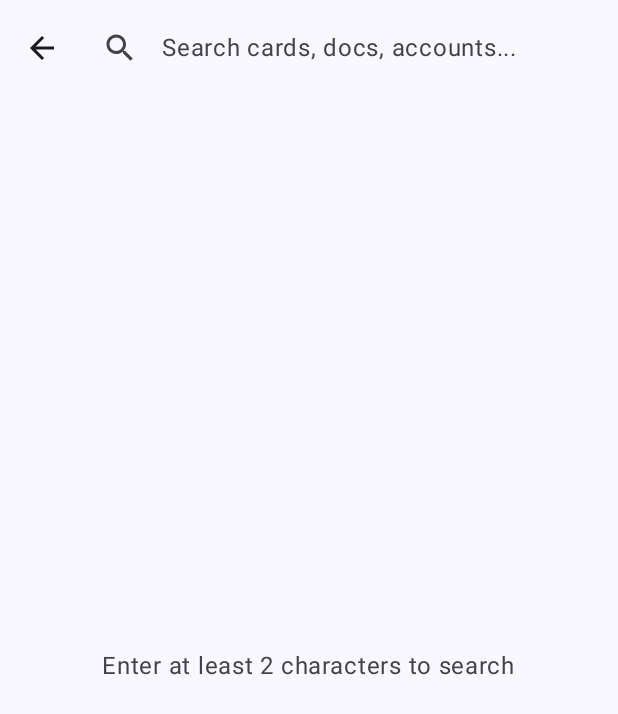
After one commit to evijayan2/CardKeeper, an Android app built with Jetpack Compose: the SearchScreen screen opened through its navigation route, on a phone screen of 412 x 824 dp. The commit adds this screen. Shown: the top 714 px of the screen. Run offline under Robolectric (Android 15) with nearby library versions, the phone set to English and light mode, and no system bars; pictures from the network do not load.

Commit message:
feat: Implement global search functionality across financial accounts, identity documents, and passports.

```diff
--- a/app/src/main/java/com/vijay/cardkeeper/data/dao/FinancialAccountDao.kt
+++ b/app/src/main/java/com/vijay/cardkeeper/data/dao/FinancialAccountDao.kt
@@ -25,4 +25,13 @@ interface FinancialAccountDao {
 
     @Delete
     suspend fun deleteAccount(account: FinancialAccount)
+
+    @Query("""
+        SELECT * FROM financial_accounts
+        WHERE institutionName LIKE '%' || :query || '%'
+        OR accountName LIKE '%' || :query || '%'
+        OR holderName LIKE '%' || :query || '%'
+        OR number LIKE '%' || :query || '%'
+    """)
+    fun searchAccounts(query: String): Flow<List<FinancialAccount>>
 }
--- a/app/src/main/java/com/vijay/cardkeeper/data/dao/IdentityDocumentDao.kt
+++ b/app/src/main/java/com/vijay/cardkeeper/data/dao/IdentityDocumentDao.kt
@@ -30,4 +30,12 @@ interface IdentityDocumentDao {
 
     @Delete
     suspend fun deleteDocument(doc: IdentityDocument)
+
+    @Query("""
+        SELECT * FROM identity_documents
+        WHERE holderName LIKE '%' || :query || '%'
+        OR docNumber LIKE '%' || :query || '%'
+        OR issuingAuthority LIKE '%' || :query || '%'
+    """)
+    fun searchDocuments(query: String): Flow<List<IdentityDocument>>
 }
--- a/app/src/main/java/com/vijay/cardkeeper/data/dao/PassportDao.kt
+++ b/app/src/main/java/com/vijay/cardkeeper/data/dao/PassportDao.kt
@@ -15,4 +15,12 @@ interface PassportDao {
     @Query("SELECT * FROM passports WHERE id = :id") fun getPassport(id: Int): Flow<Passport>
 
     @Query("SELECT * FROM passports ORDER BY id DESC") fun getAllPassports(): Flow<List<Passport>>
+
+    @Query("""
+        SELECT * FROM passports
+        WHERE passportNumber LIKE '%' || :query || '%'
+        OR surname LIKE '%' || :query || '%'
+        OR givenNames LIKE '%' || :query || '%'
+    """)
+    fun searchPassports(query: String): Flow<List<Passport>>
 }
--- a/app/src/main/java/com/vijay/cardkeeper/data/repository/FinancialRepository.kt
+++ b/app/src/main/java/com/vijay/cardkeeper/data/repository/FinancialRepository.kt
@@ -23,4 +23,8 @@ class FinancialRepository(private val accountDao: FinancialAccountDao) {
     suspend fun deleteAccount(account: FinancialAccount) {
         accountDao.deleteAccount(account)
     }
+
+    fun searchAccounts(query: String): Flow<List<FinancialAccount>> {
+        return accountDao.searchAccounts(query)
+    }
 }
--- a/app/src/main/java/com/vijay/cardkeeper/data/repository/IdentityRepository.kt
+++ b/app/src/main/java/com/vijay/cardkeeper/data/repository/IdentityRepository.kt
@@ -27,4 +27,8 @@ class IdentityRepository(private val identityDao: IdentityDocumentDao) {
     suspend fun deleteDocument(doc: IdentityDocument) {
         identityDao.deleteDocument(doc)
     }
+
+    fun searchDocuments(query: String): Flow<List<IdentityDocument>> {
+        return identityDao.searchDocuments(query)
+    }
 }
--- a/app/src/main/java/com/vijay/cardkeeper/data/repository/PassportRepository.kt
+++ b/app/src/main/java/com/vijay/cardkeeper/data/repository/PassportRepository.kt
@@ -20,4 +20,8 @@ class PassportRepository(private val passportDao: PassportDao) {
     suspend fun delete(passport: Passport) {
         passportDao.delete(passport)
     }
+
+    fun searchPassports(query: String): Flow<List<Passport>> {
+        return passportDao.searchPassports(query)
+    }
 }
--- a/app/src/main/java/com/vijay/cardkeeper/di/AppContainer.kt
+++ b/app/src/main/java/com/vijay/cardkeeper/di/AppContainer.kt
@@ -4,12 +4,14 @@ import android.content.Context
 import com.vijay.cardkeeper.data.AppDatabase
 import com.vijay.cardkeeper.data.repository.FinancialRepository
 import com.vijay.cardkeeper.data.repository.IdentityRepository
+import com.vijay.cardkeeper.data.repository.SearchRepository
 
 /** AppContainer for manual dependency injection. */
 interface AppContainer {
     val financialRepository: FinancialRepository
     val identityRepository: IdentityRepository
     val passportRepository: com.vijay.cardkeeper.data.repository.PassportRepository
+    val searchRepository: SearchRepository
 }
 
 class DefaultAppContainer(private val context: Context) : AppContainer {
@@ -28,4 +30,8 @@ class DefaultAppContainer(private val context: Context) : AppContainer {
             com.vijay.cardkeeper.data.repository.PassportRepository by lazy {
         com.vijay.cardkeeper.data.repository.PassportRepository(database.passportDao())
     }
+
+    override val searchRepository: SearchRepository by lazy {
+        SearchRepository(financialRepository, identityRepository, passportRepository)
+    }
 }
--- a/app/src/main/java/com/vijay/cardkeeper/ui/home/HomeScreen.kt
+++ b/app/src/main/java/com/vijay/cardkeeper/ui/home/HomeScreen.kt
@@ -20,6 +20,7 @@ import androidx.compose.material.icons.filled.CreditCard
 import androidx.compose.material.icons.filled.DirectionsCar
 import androidx.compose.material.icons.filled.Face
 import androidx.compose.material.icons.filled.Home
+import androidx.compose.material.icons.filled.Search
 import androidx.compose.material3.*
 import androidx.compose.runtime.*
 import androidx.compose.ui.Alignment
@@ -51,9 +52,9 @@ fun HomeScreen(
         navigateToItemEntry: (Int, String?) -> Unit,
         navigateToItemView: (Int) -> Unit,
         navigateToIdentityView: (Int) -> Unit,
-        navigateToPassportView: (Int) -> Unit =
-                {}, // Default empty for now to avoid breaking callers immediately
+        navigateToPassportView: (Int) -> Unit = {},
         navigateToRewardsView: (Int) -> Unit = {},
+        navigateToSearch: () -> Unit = {},
         viewModel: HomeViewModel = viewModel(factory = AppViewModelProvider.Factory)
 ) {
     val bankAccounts by viewModel.bankAccounts.collectAsState(initial = emptyList())
@@ -86,6 +87,11 @@ fun HomeScreen(
                                         modifier = Modifier.size(32.dp).padding(end = 8.dp)
                                 )
                                 Text("Kards")
+                            }
+                        },
+                        actions = {
+                            IconButton(onClick = navigateToSearch) {
+                                Icon(Icons.Filled.Search, contentDescription = "Search")
                             }
                         }
                 )
--- a/app/src/main/java/com/vijay/cardkeeper/ui/navigation/CardKeeperNavGraph.kt
+++ b/app/src/main/java/com/vijay/cardkeeper/ui/navigation/CardKeeperNavGraph.kt
@@ -11,6 +11,7 @@ import com.vijay.cardkeeper.ui.home.HomeScreen
 import com.vijay.cardkeeper.ui.item.AddItemScreen
 import com.vijay.cardkeeper.ui.item.ViewIdentityScreen
 import com.vijay.cardkeeper.ui.item.ViewItemScreen
+import com.vijay.cardkeeper.ui.search.SearchScreen
 
 object CardKeeperDestinations {
     const val HOME_ROUTE = "home"
@@ -21,6 +22,7 @@ object CardKeeperDestinations {
     const val VIEW_IDENTITY_ROUTE = "view_identity/{documentId}"
     const val VIEW_PASSPORT_ROUTE = "view_passport/{passportId}"
     const val VIEW_REWARDS_ROUTE = "view_rewards/{accountId}"
+    const val SEARCH_ROUTE = "search"
 }
 
 @Composable
@@ -46,6 +48,25 @@ fun CardKeeperNavHost(navController: NavHostController, modifier: Modifier = Mod
                     },
                     navigateToRewardsView = { accountId ->
                         navController.navigate("view_rewards/$accountId")
+                    },
+                    navigateToSearch = {
+                        navController.navigate(CardKeeperDestinations.SEARCH_ROUTE)
+                    }
+            )
+        }
+        composable(route = CardKeeperDestinations.SEARCH_ROUTE) {
+            SearchScreen(
+                    onNavigateBack = { navController.popBackStack() },
+                    onResultClick = { id, type ->
+                        val route =
+                                when (type) {
+                                    "Finance" -> "view_item/$id"
+                                    "Identity" -> "view_identity/$id"
+                                    "Passport" -> "view_passport/$id"
+                                    "Rewards" -> "view_rewards/$id"
+                                    else -> null
+                                }
+                        route?.let { navController.navigate(it) }
                     }
             )
         }
--- /dev/null
+++ b/app/src/main/java/com/vijay/cardkeeper/ui/search/SearchScreen.kt
@@ -0,0 +1,152 @@
+package com.vijay.cardkeeper.ui.search
+
+import androidx.compose.foundation.clickable
+import androidx.compose.foundation.layout.*
+import androidx.compose.foundation.lazy.LazyColumn
+import androidx.compose.foundation.lazy.items
+import androidx.compose.material.icons.Icons
+import androidx.compose.material.icons.automirrored.filled.ArrowBack
+import androidx.compose.material.icons.filled.Clear
+import androidx.compose.material.icons.filled.Search
+import androidx.compose.material3.*
+import androidx.compose.runtime.Composable
+import androidx.compose.runtime.collectAsState
+import androidx.compose.runtime.getValue
+import androidx.compose.ui.Alignment
+import androidx.compose.ui.Modifier
+import androidx.compose.ui.graphics.Color
+import androidx.compose.ui.text.font.FontWeight
+import androidx.compose.ui.unit.dp
+import androidx.lifecycle.viewmodel.compose.viewModel
+import com.vijay.cardkeeper.data.model.SearchResult
+import com.vijay.cardkeeper.ui.viewmodel.AppViewModelProvider
+import com.vijay.cardkeeper.ui.viewmodel.SearchViewModel
+
+@OptIn(ExperimentalMaterial3Api::class)
+@Composable
+fun SearchScreen(
+        onNavigateBack: () -> Unit,
+        onResultClick: (Int, String) -> Unit,
+        viewModel: SearchViewModel = viewModel(factory = AppViewModelProvider.Factory)
+) {
+    val searchQuery by viewModel.searchQuery.collectAsState()
+    val searchResults by viewModel.searchResults.collectAsState()
+
+    Scaffold(
+            topBar = {
+                TopAppBar(
+                        title = {
+                            TextField(
+                                    value = searchQuery,
+                                    onValueChange = { viewModel.onSearchQueryChange(it) },
+                                    placeholder = { Text("Search cards, docs, accounts...") },
+                                    modifier = Modifier.fillMaxWidth(),
+                                    colors =
+                                            TextFieldDefaults.colors(
+                                                    focusedContainerColor = Color.Transparent,
+                                                    unfocusedContainerColor = Color.Transparent,
+                                                    disabledContainerColor = Color.Transparent,
+                                                    focusedIndicatorColor = Color.Transparent,
+                                                    unfocusedIndicatorColor = Color.Transparent,
+                                            ),
+                                    leadingIcon = {
+                                        Icon(Icons.Default.Search, contentDescription = null)
+                                    },
+                                    trailingIcon = {
+                                        if (searchQuery.isNotEmpty()) {
+                                            IconButton(
+                                                    onClick = { viewModel.onSearchQueryChange("") }
+                                            ) {
+                                                Icon(
+                                                        Icons.Default.Clear,
+                                                        contentDescription = "Clear"
+                                                )
+                                            }
+                                        }
+                                    },
+                                    singleLine = true
+                            )
+                        },
+                        navigationIcon = {
+                            IconButton(onClick = onNavigateBack) {
+                                Icon(
+                                        Icons.AutoMirrored.Filled.ArrowBack,
+                                        contentDescription = "Back"
+                                )
+                            }
+                        }
+                )
+            }
+    ) { innerPadding ->
+        Column(modifier = Modifier.padding(innerPadding).fillMaxSize()) {
+            if (searchQuery.length < 2 && searchResults.isEmpty()) {
+                Box(modifier = Modifier.fillMaxSize(), contentAlignment = Alignment.Center) {
+                    Text(
+                            text = "Enter at least 2 characters to search",
+                            style = MaterialTheme.typography.bodyLarge,
+                            color = MaterialTheme.colorScheme.onSurfaceVariant
+                    )
+                }
+            } else if (searchResults.isEmpty()) {
+                Box(modifier = Modifier.fillMaxSize(), contentAlignment = Alignment.Center) {
+                    Text(
+                            text = "No results found for \"$searchQuery\"",
+                            style = MaterialTheme.typography.bodyLarge,
+                            color = MaterialTheme.colorScheme.onSurfaceVariant
+                    )
+                }
+            } else {
+                LazyColumn(
+                        modifier = Modifier.fillMaxSize(),
+                        contentPadding = PaddingValues(16.dp),
+                        verticalArrangement = Arrangement.spacedBy(8.dp)
+                ) {
+                    items(searchResults) { result ->
+                        SearchResultItem(
+                                result = result,
+                                onClick = { onResultClick(result.id, result.type) }
+                        )
+                    }
+                }
+            }
+        }
+    }
+}
+
+@Composable
+fun SearchResultItem(result: SearchResult, onClick: () -> Unit) {
+    Card(
+            modifier = Modifier.fillMaxWidth().clickable(onClick = onClick),
+            colors =
+                    CardDefaults.cardColors(
+                            containerColor =
+                                    MaterialTheme.colorScheme.surfaceVariant.copy(alpha = 0.5f)
+                    )
+    ) {
+        Row(modifier = Modifier.padding(16.dp), verticalAlignment = Alignment.CenterVertically) {
+            Column(modifier = Modifier.weight(1f)) {
+                Text(
+                        text = result.title,
+                        style = MaterialTheme.typography.titleMedium,
+                        fontWeight = FontWeight.Bold
+                )
+                Text(
+                        text = result.subtitle,
+                        style = MaterialTheme.typography.bodyMedium,
+                        color = MaterialTheme.colorScheme.onSurfaceVariant
+                )
+            }
+            Surface(
+                    shape = MaterialTheme.shapes.extraSmall,
+                    color = MaterialTheme.colorScheme.secondaryContainer,
+            ) {
+                Text(
+                        text = result.type,
+                        style = MaterialTheme.typography.labelSmall,
+                        color = MaterialTheme.colorScheme.onSecondaryContainer,
+                        modifier = Modifier.padding(horizontal = 4.dp, vertical = 2.dp)
+                )
+            }
+        }
+    }
+}
--- a/app/src/main/java/com/vijay/cardkeeper/ui/viewmodel/AppViewModelProvider.kt
+++ b/app/src/main/java/com/vijay/cardkeeper/ui/viewmodel/AppViewModelProvider.kt
@@ -23,6 +23,7 @@ object AppViewModelProvider {
             )
         }
         initializer { ViewItemViewModel(cardKeeperApplication().container.financialRepository) }
+        initializer { SearchViewModel(cardKeeperApplication().container.searchRepository) }
     }
 }
 
--- /dev/null
+++ b/app/src/main/java/com/vijay/cardkeeper/ui/viewmodel/SearchViewModel.kt
@@ -0,0 +1,36 @@
+package com.vijay.cardkeeper.ui.viewmodel
+
+import androidx.lifecycle.ViewModel
+import androidx.lifecycle.viewModelScope
+import com.vijay.cardkeeper.data.model.SearchResult
+import com.vijay.cardkeeper.data.repository.SearchRepository
+import kotlinx.coroutines.FlowPreview
+import kotlinx.coroutines.flow.*
+
+@OptIn(FlowPreview::class)
+class SearchViewModel(private val searchRepository: SearchRepository) : ViewModel() {
+
+    private val _searchQuery = MutableStateFlow("")
+    val searchQuery: StateFlow<String> = _searchQuery.asStateFlow()
+
+    val searchResults: StateFlow<List<SearchResult>> =
+            _searchQuery
+                    .debounce(300)
+                    .filter { it.length >= 2 || it.isEmpty() }
+                    .flatMapLatest { query ->
+                        if (query.isEmpty()) {
+                            flowOf(emptyList())
+                        } else {
+                            searchRepository.search(query)
+                        }
+                    }
+                    .stateIn(
+                            scope = viewModelScope,
+                            started = SharingStarted.WhileSubscribed(5000),
+                            initialValue = emptyList()
+                    )
+
+    fun onSearchQueryChange(newQuery: String) {
+        _searchQuery.value = newQuery
+    }
+}
```
Also changed, not shown: app/src/main/java/com/vijay/cardkeeper/data/model/SearchResult.kt (added, +11 -0 lines), app/src/main/java/com/vijay/cardkeeper/data/repository/SearchRepository.kt (added, +72 -0 lines).
